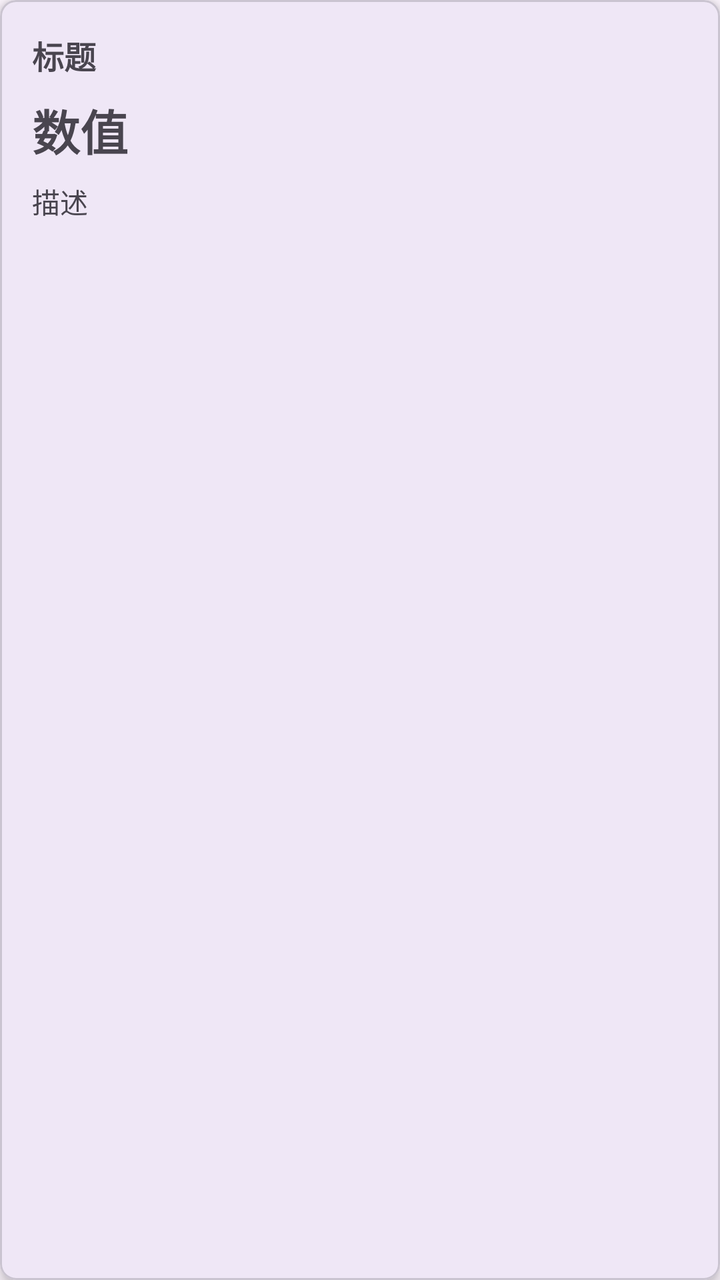
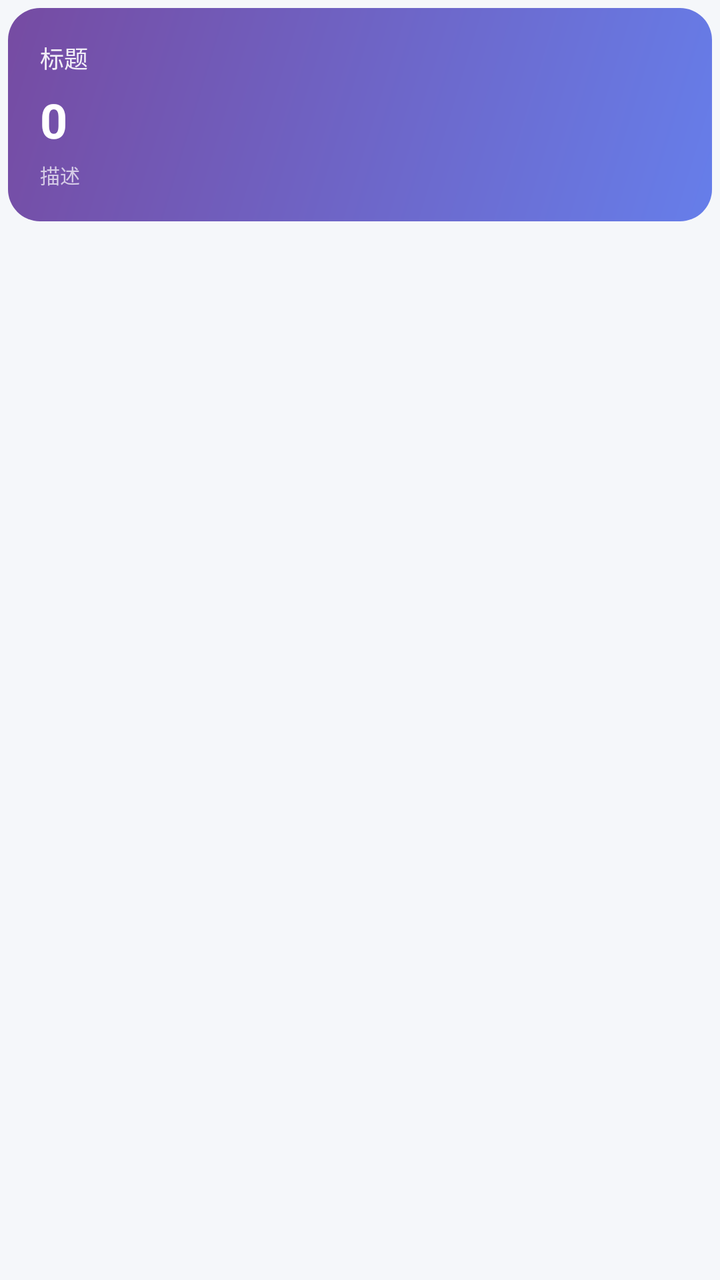

The first picture is an Android layout as it rendered before a commit; the second is the same layout after the commit. The layout source and the unified diff follow.
<!-- AndroidManifest.xml: application theme Theme.Dehaze -->
<!-- res/layout/item_stat.xml -->
<?xml version="1.0" encoding="utf-8"?>
<com.google.android.material.card.MaterialCardView xmlns:android="http://schemas.android.com/apk/res/android"
    xmlns:app="http://schemas.android.com/apk/res-auto"
    android:layout_width="match_parent"
    android:layout_height="wrap_content"
    android:layout_margin="4dp"
    app:cardCornerRadius="8dp"
    app:cardElevation="4dp">

    <LinearLayout
        android:layout_width="match_parent"
        android:layout_height="wrap_content"
        android:orientation="vertical"
        android:padding="16dp">

        <TextView
            android:id="@+id/tv_title"
            android:layout_width="match_parent"
            android:layout_height="wrap_content"
            android:text="标题"
            android:textSize="16sp"
            android:textStyle="bold" />

        <TextView
            android:id="@+id/tv_value"
            android:layout_width="match_parent"
            android:layout_height="wrap_content"
            android:layout_marginTop="8dp"
            android:text="数值"
            android:textSize="24sp"
            android:textStyle="bold" />

        <TextView
            android:id="@+id/tv_description"
            android:layout_width="match_parent"
            android:layout_height="wrap_content"
            android:layout_marginTop="8dp"
            android:text="描述"
            android:textSize="14sp" />

    </LinearLayout>

</com.google.android.material.card.MaterialCardView>
<!-- resources referenced by this layout -->
<resources>
  <style name="Theme.Dehaze" parent="Theme.MaterialComponents.DayNight.DarkActionBar">
          
          <item name="colorPrimary">@color/purple_500</item>
          <item name="colorPrimaryVariant">@color/purple_700</item>
          <item name="colorOnPrimary">@color/white</item>
          
          <item name="colorSecondary">@color/teal_200</item>
          <item name="colorSecondaryVariant">@color/teal_700</item>
          <item name="colorOnSecondary">@color/black</item>
          
          <item name="android:statusBarColor">?attr/colorPrimaryVariant</item>
          
      </style>
  <color name="purple_500">#FF6200EE</color>
  <color name="purple_700">#FF3700B3</color>
  <color name="white">#FFFFFFFF</color>
  <color name="teal_200">#FF03DAC5</color>
  <color name="teal_700">#FF018786</color>
  <color name="black">#FF000000</color>
</resources>

<!-- the commit's change to res/layout/item_stat.xml (unified diff, before → after) -->
@@ -1,15 +1,15 @@
 <?xml version="1.0" encoding="utf-8"?>
-<com.google.android.material.card.MaterialCardView xmlns:android="http://schemas.android.com/apk/res/android"
+<LinearLayout xmlns:android="http://schemas.android.com/apk/res/android"
     xmlns:app="http://schemas.android.com/apk/res-auto"
     android:layout_width="match_parent"
     android:layout_height="wrap_content"
-    android:layout_margin="4dp"
-    app:cardCornerRadius="8dp"
-    app:cardElevation="4dp">
+    android:orientation="vertical">
 
     <LinearLayout
         android:layout_width="match_parent"
         android:layout_height="wrap_content"
+        android:layout_margin="4dp"
+        android:background="@drawable/bg_metric_gradient"
         android:orientation="vertical"
         android:padding="16dp">
 
@@ -18,15 +18,16 @@
             android:layout_width="match_parent"
             android:layout_height="wrap_content"
             android:text="标题"
-            android:textSize="16sp"
-            android:textStyle="bold" />
+            android:textColor="#E6FFFFFF"
+            android:textSize="12sp" />
 
         <TextView
             android:id="@+id/tv_value"
             android:layout_width="match_parent"
             android:layout_height="wrap_content"
-            android:layout_marginTop="8dp"
-            android:text="数值"
+            android:layout_marginTop="6dp"
+            android:text="0"
+            android:textColor="@color/white"
             android:textSize="24sp"
             android:textStyle="bold" />
 
@@ -34,10 +35,10 @@
             android:id="@+id/tv_description"
             android:layout_width="match_parent"
             android:layout_height="wrap_content"
-            android:layout_marginTop="8dp"
+            android:layout_marginTop="4dp"
             android:text="描述"
-            android:textSize="14sp" />
+            android:textColor="#B3FFFFFF"
+            android:textSize="10sp" />
 
     </LinearLayout>
-
-</com.google.android.material.card.MaterialCardView>
+</LinearLayout>
<!-- resource entries referenced after the edit -->
@@ -1,23 +1,58 @@
 <!-- resources referenced by this layout -->
 <resources>
-  <style name="Theme.Dehaze" parent="Theme.MaterialComponents.DayNight.DarkActionBar">
+  <style name="Theme.Dehaze" parent="Base.Theme.Dehaze">
           
-          <item name="colorPrimary">@color/purple_500</item>
-          <item name="colorPrimaryVariant">@color/purple_700</item>
+          <item name="colorPrimary">@color/brand_primary</item>
+          <item name="colorPrimaryVariant">@color/brand_primary_dark</item>
+          <item name="colorOnPrimary">@color/white</item>
+          <item name="colorSecondary">@color/brand_secondary</item>
+          <item name="colorOnSecondary">@color/white</item>
+          <item name="android:colorBackground">@color/bg_page</item>
+          <item name="colorSurface">@color/bg_card</item>
+          <item name="android:statusBarColor">@color/brand_primary</item>
+      </style>
+  <color name="metric_gradient_start">#FF667EEA</color>
+  <color name="metric_gradient_end">#FF764BA2</color>
+  <style name="Base.Theme.Dehaze" parent="Theme.Material3.DayNight.NoActionBar">
+          
+          <item name="colorPrimary">@color/brand_primary</item>
+          <item name="colorPrimaryVariant">@color/brand_primary_dark</item>
           <item name="colorOnPrimary">@color/white</item>
           
-          <item name="colorSecondary">@color/teal_200</item>
-          <item name="colorSecondaryVariant">@color/teal_700</item>
-          <item name="colorOnSecondary">@color/black</item>
+          <item name="colorSecondary">@color/brand_secondary</item>
+          <item name="colorOnSecondary">@color/white</item>
           
-          <item name="android:statusBarColor">?attr/colorPrimaryVariant</item>
+          <item name="android:colorBackground">@color/bg_page</item>
+          <item name="colorSurface">@color/bg_card</item>
+          <item name="colorOnSurface">@color/text_primary</item>
           
+          <item name="colorError">@color/color_error</item>
+          
+          <item name="android:statusBarColor">@color/brand_primary</item>
+          <item name="android:windowLightStatusBar">false</item>
+          
+          <item name="android:fontFamily">sans-serif</item>
+          <item name="android:textColorPrimary">@color/text_primary</item>
+          <item name="android:textColorSecondary">@color/text_secondary</item>
       </style>
-  <color name="purple_500">#FF6200EE</color>
-  <color name="purple_700">#FF3700B3</color>
+  <color name="brand_primary">#FF3B82F6</color>
+  <color name="brand_primary_dark">#FF6366F1</color>
+  <color name="brand_secondary">#FF4285F4</color>
+  <color name="bg_page">#FFF5F7FA</color>
+  <color name="bg_card">#FFFFFFFF</color>
+  <color name="text_primary">#FF1F2937</color>
+  <color name="color_error">#FFF44336</color>
+  <color name="text_secondary">#FF6B7280</color>
   <color name="white">#FFFFFFFF</color>
-  <color name="teal_200">#FF03DAC5</color>
-  <color name="teal_700">#FF018786</color>
-  <color name="black">#FF000000</color>
+  <!-- drawable bg_metric_gradient (drawable) -->
+  <?xml version="1.0" encoding="utf-8"?>
+  <shape xmlns:android="http://schemas.android.com/apk/res/android"
+      android:shape="rectangle">
+      <gradient
+          android:angle="135"
+          android:startColor="@color/metric_gradient_start"
+          android:endColor="@color/metric_gradient_end" />
+      <corners android:radius="16dp" />
+  </shape>
 </resources>
 
